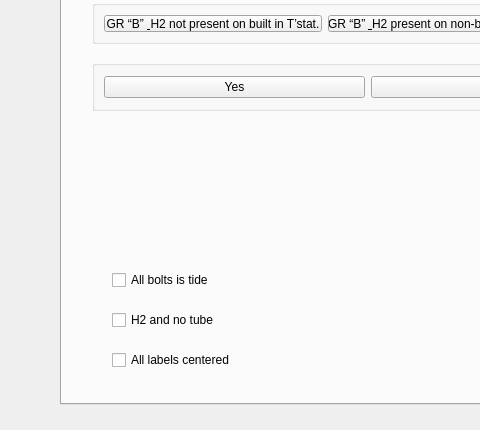
Old version of the form frontend.ui in the repository yehor393/TesterReport; both pictures show x 0 to 480 and y 256 to 686 of the 1283 by 849 pixel window.
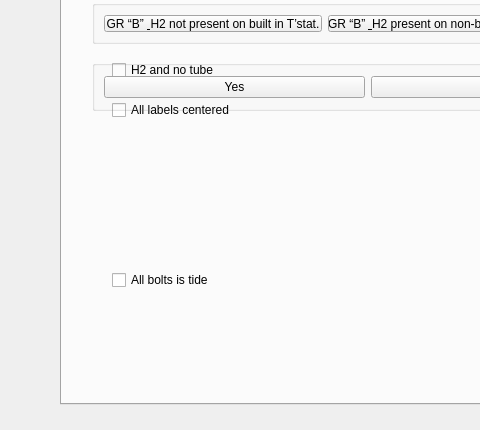
New version of the form. Icons and pictures are not drawn.

Commit message:
Revert "feature/groupbox"
This reverts commit 832264045e5f0c3375b7da44b7b95cfae3bcd1d7.

```diff
--- a/frontend.ui
+++ b/frontend.ui
@@ -226,7 +226,7 @@
       <property name="geometry">
        <rect>
         <x>50</x>
-        <y>390</y>
+        <y>140</y>
         <width>121</width>
         <height>20</height>
        </rect>
@@ -239,7 +239,7 @@
       <property name="geometry">
        <rect>
         <x>50</x>
-        <y>430</y>
+        <y>180</y>
         <width>121</width>
         <height>20</height>
        </rect>
```
The commit also changes 1 other file.
